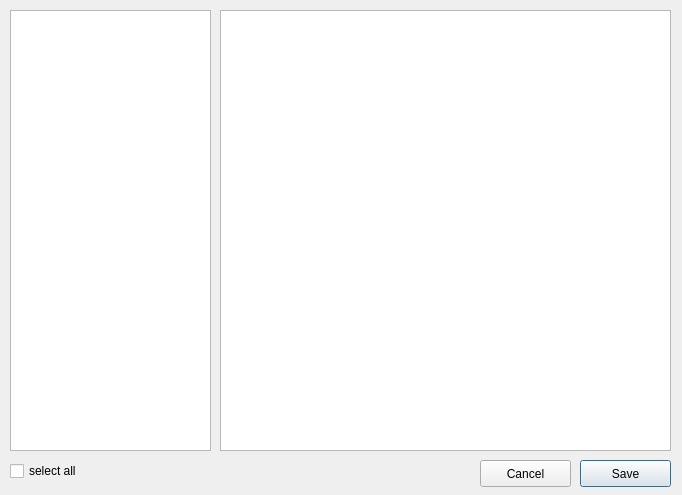
First picture: the form in load_preview_dialog.ui, repository yyquick/host-switcher, before the edit.
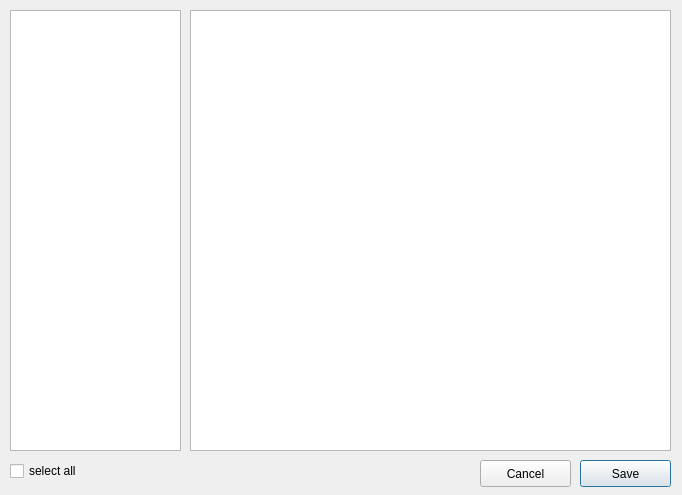
Second picture: the form after the edit.

Diff of the .ui file:
```diff
--- a/load_preview_dialog.ui
+++ b/load_preview_dialog.ui
@@ -18,17 +18,35 @@
     <rect>
      <x>10</x>
      <y>10</y>
-     <width>201</width>
+     <width>171</width>
      <height>441</height>
     </rect>
    </property>
+   <property name="showGrid">
+    <bool>false</bool>
+   </property>
+   <property name="gridStyle">
+    <enum>Qt::NoPen</enum>
+   </property>
+   <property name="wordWrap">
+    <bool>false</bool>
+   </property>
+   <attribute name="horizontalHeaderVisible">
+    <bool>false</bool>
+   </attribute>
+   <attribute name="horizontalHeaderDefaultSectionSize">
+    <number>200</number>
+   </attribute>
+   <attribute name="verticalHeaderVisible">
+    <bool>false</bool>
+   </attribute>
   </widget>
   <widget class="QPlainTextEdit" name="contentEdit">
    <property name="geometry">
     <rect>
-     <x>220</x>
+     <x>190</x>
      <y>10</y>
-     <width>451</width>
+     <width>481</width>
      <height>441</height>
     </rect>
    </property>
```
Left out of the diff: 24 changed lines with no effect on the pictures.
